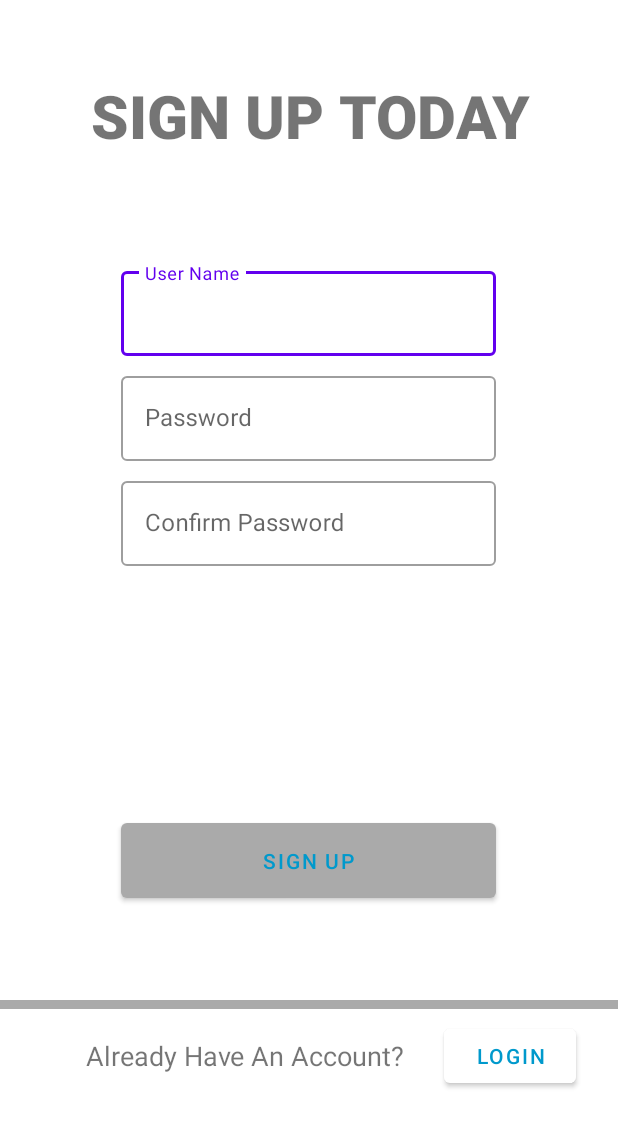
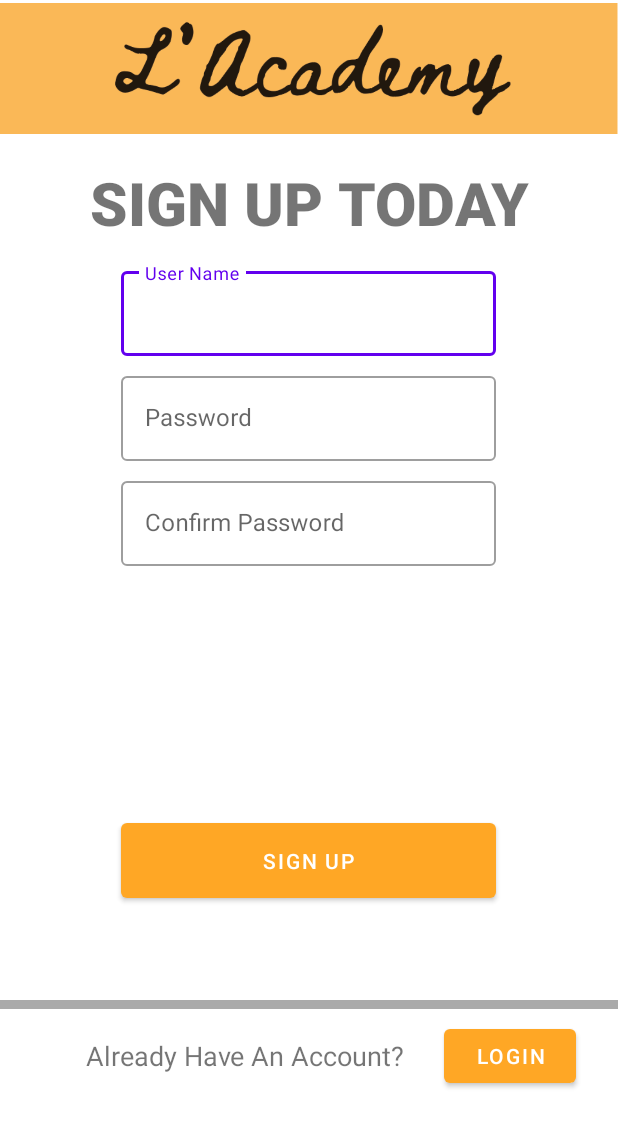
Before and after one commit to ETS-Android5/L-Academy, an Android app: the layout activity_main.xml on its own in the app's theme, with its tools: preview values and no code run, on a phone screen of 412 x 824 dp. Shown: the top 1127 px of the screen. Run offline under Robolectric (Android 15) with nearby library versions, the phone set to English and light mode, and no system bars.

Commit message:
sign up page

```diff
--- a/MyApplication/app/src/main/res/layout/activity_main.xml
+++ b/MyApplication/app/src/main/res/layout/activity_main.xml
@@ -13,17 +13,17 @@
         android:layout_width="match_parent"
         android:layout_height="64dp"
         android:layout_alignParentStart="true"
+        android:layout_alignParentLeft="true"
         android:layout_alignParentTop="true"
-        android:layout_marginStart="1dp"
-        android:layout_marginTop="50dp"
+        android:layout_marginStart="0dp"
+        android:layout_marginLeft="0dp"
+        android:layout_marginTop="108dp"
         android:fontFamily="sans-serif-black"
         android:gravity="center_horizontal"
         android:text="SIGN UP TODAY"
         android:textAlignment="center"
         android:textSize="40dp"
-        android:textStyle="bold"
-        android:layout_marginLeft="1dp"
-        android:layout_alignParentLeft="true" />
+        android:textStyle="bold" />
 
     <com.google.android.material.textfield.TextInputLayout
         style="@style/Widget.MaterialComponents.TextInputLayout.OutlinedBox"
@@ -34,12 +34,14 @@
         android:layout_centerHorizontal="true"
         android:gravity="center_horizontal"
         android:layout_marginTop="175dp">
+
         <com.google.android.material.textfield.TextInputEditText
             android:id="@+id/suUserName"
             android:layout_width="250dp"
             android:layout_height="wrap_content"
             android:ems="10"
             android:inputType="textPersonName" />
+
     </com.google.android.material.textfield.TextInputLayout>
 
     <com.google.android.material.textfield.TextInputLayout
@@ -93,8 +95,8 @@
         android:layout_marginBottom="219dp"
         android:gravity="center_horizontal|center_vertical"
         android:text="Sign up"
-        android:textColor="@android:color/holo_blue_dark"
-        app:backgroundTint="@android:color/darker_gray" />
+        android:textColor="@color/white"
+        app:backgroundTint="#FFA725" />
 
     <View
         android:layout_width="1000dp"
@@ -134,8 +136,8 @@
         android:layout_marginBottom="96dp"
         android:background="@null"
         android:text="Login"
-        android:textColor="@android:color/holo_blue_dark"
-        app:backgroundTint="@color/white" />
+        android:textColor="@color/white"
+        app:backgroundTint="#FFA725" />
 
     <TextView
         android:id="@+id/errorView"
@@ -149,4 +151,10 @@
         android:layout_marginBottom="40dp"
         android:text="" />
 
+    <ImageView
+        android:id="@+id/imageView5"
+        android:layout_width="match_parent"
+        android:layout_height="91dp"
+        app:srcCompat="@drawable/HeadAllen" />
+
 </RelativeLayout>
```
Also changed, not shown: 1 other file.
